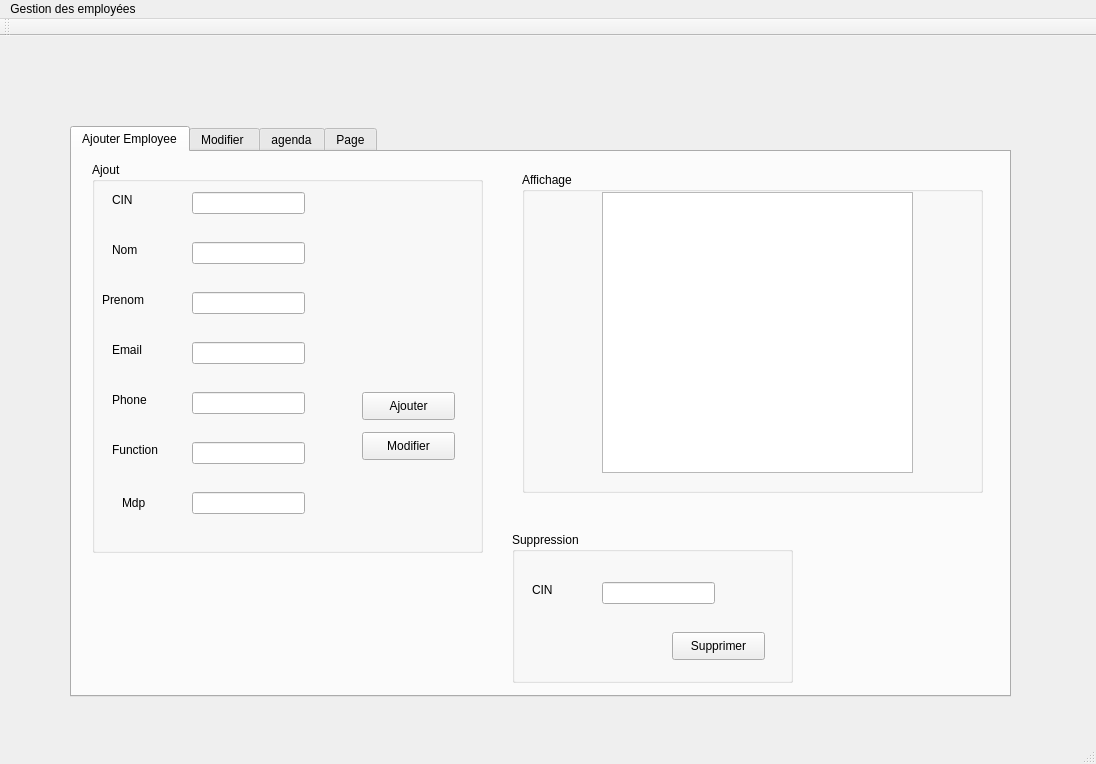
The window that Atelier_Connexion/mainwindow.ui (NadaLouhichi/Smart_Court_2A38) describes before a commit, drawn with Qt 5.
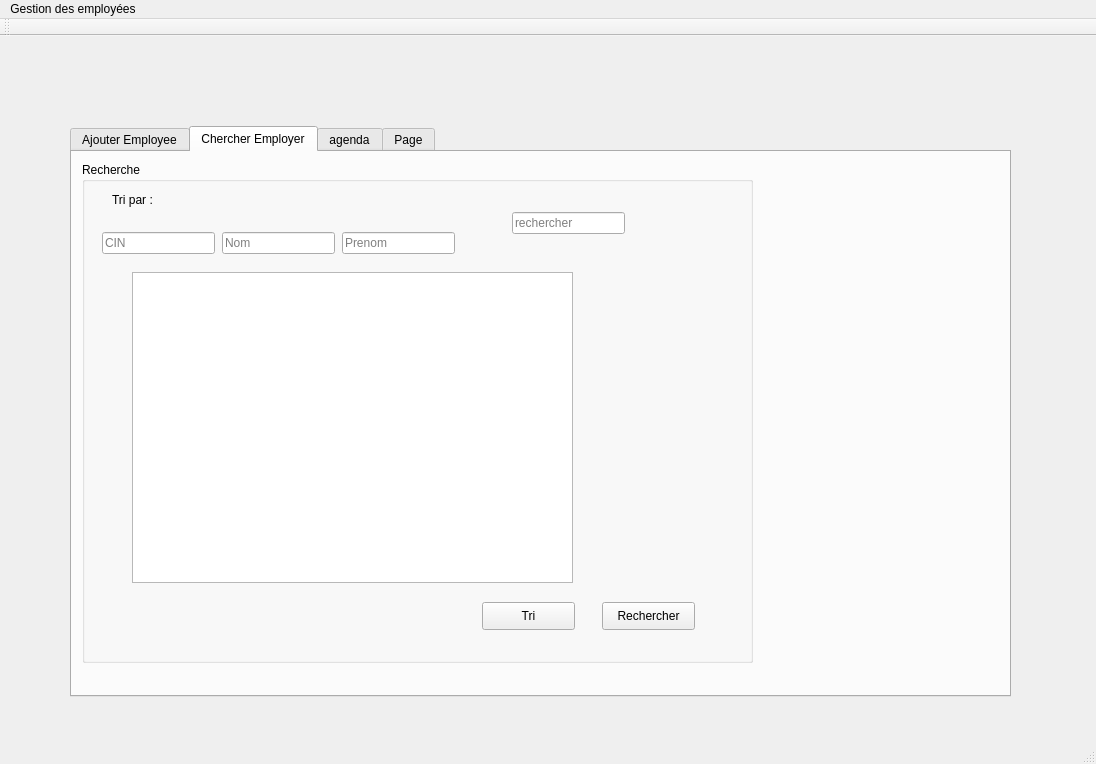
The same window after the commit.

Patch:
```diff
--- a/Atelier_Connexion/mainwindow.ui
+++ b/Atelier_Connexion/mainwindow.ui
@@ -14,7 +14,7 @@
    <string>Gestion des Employés</string>
   </property>
   <widget class="QWidget" name="centralWidget">
-   <widget class="QTabWidget" name="tab_modifier">
+   <widget class="QTabWidget" name="tab">
     <property name="geometry">
      <rect>
       <x>70</x>
@@ -26,11 +26,11 @@
     <property name="currentIndex">
      <number>0</number>
     </property>
-    <widget class="QWidget" name="tab">
+    <widget class="QWidget" name="tab_cruds">
      <attribute name="title">
       <string>Ajouter Employee</string>
      </attribute>
-     <widget class="QGroupBox" name="Ajout">
+     <widget class="QGroupBox" name="Ajoutmodification">
       <property name="geometry">
        <rect>
         <x>20</x>
@@ -303,10 +303,124 @@
       </widget>
      </widget>
     </widget>
-    <widget class="QWidget" name="tab_2">
+    <widget class="QWidget" name="tri">
      <attribute name="title">
-      <string>Modifier </string>
+      <string>Chercher Employer</string>
      </attribute>
+     <widget class="QGroupBox" name="recherche_tri">
+      <property name="geometry">
+       <rect>
+        <x>10</x>
+        <y>10</y>
+        <width>671</width>
+        <height>501</height>
+       </rect>
+      </property>
+      <property name="title">
+       <string>Recherche</string>
+      </property>
+      <widget class="QPushButton" name="pb_chercher">
+       <property name="geometry">
+        <rect>
+         <x>520</x>
+         <y>440</y>
+         <width>93</width>
+         <height>28</height>
+        </rect>
+       </property>
+       <property name="text">
+        <string>Rechercher</string>
+       </property>
+      </widget>
+      <widget class="QTableView" name="tab_employee_2">
+       <property name="geometry">
+        <rect>
+         <x>50</x>
+         <y>110</y>
+         <width>441</width>
+         <height>311</height>
+        </rect>
+       </property>
+      </widget>
+      <widget class="QLineEdit" name="lineEdit_rechercher">
+       <property name="geometry">
+        <rect>
+         <x>430</x>
+         <y>50</y>
+         <width>113</width>
+         <height>22</height>
+        </rect>
+       </property>
+       <property name="placeholderText">
+        <string>rechercher</string>
+       </property>
+      </widget>
+      <widget class="QPushButton" name="pb_tri">
+       <property name="geometry">
+        <rect>
+         <x>400</x>
+         <y>440</y>
+         <width>93</width>
+         <height>28</height>
+        </rect>
+       </property>
+       <property name="text">
+        <string>Tri</string>
+       </property>
+      </widget>
+      <widget class="QLineEdit" name="tri_CIN">
+       <property name="geometry">
+        <rect>
+         <x>20</x>
+         <y>70</y>
+         <width>113</width>
+         <height>22</height>
+        </rect>
+       </property>
+       <property name="placeholderText">
+        <string>CIN</string>
+       </property>
+      </widget>
+      <widget class="QLineEdit" name="tri_nom">
+       <property name="geometry">
+        <rect>
+         <x>140</x>
+         <y>70</y>
+         <width>113</width>
+         <height>22</height>
+        </rect>
+       </property>
+       <property name="placeholderText">
+        <string>Nom</string>
+       </property>
+      </widget>
+      <widget class="QLineEdit" name="tri_prenom">
+       <property name="geometry">
+        <rect>
+         <x>260</x>
+         <y>70</y>
+         <width>113</width>
+         <height>22</height>
+        </rect>
+       </property>
+       <property name="placeholderText">
+        <string>Prenom</string>
+       </property>
+      </widget>
+      <widget class="QLabel" name="tri_2">
+       <property name="geometry">
+        <rect>
+         <x>30</x>
+         <y>30</y>
+         <width>56</width>
+         <height>16</height>
+        </rect>
+       </property>
+       <property name="text">
+        <string>Tri par :</string>
+       </property>
+      </widget>
+     </widget>
     </widget>
     <widget class="QWidget" name="tab_3">
      <attribute name="title">
```
Left out of the diff: 2 changed lines with no effect on the pictures.
